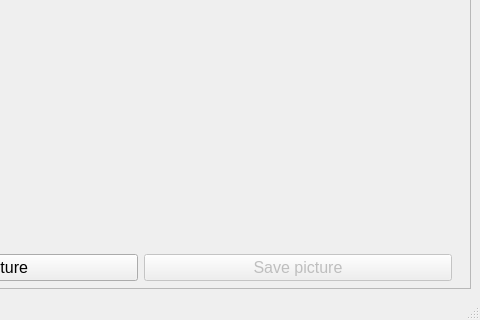
The window that ui/main_window.ui (JersyJ/deepface-example) describes before a commit, drawn with Qt 5; both pictures show x 400 to 880 and y 253 to 573 of the 880 by 573 pixel window.
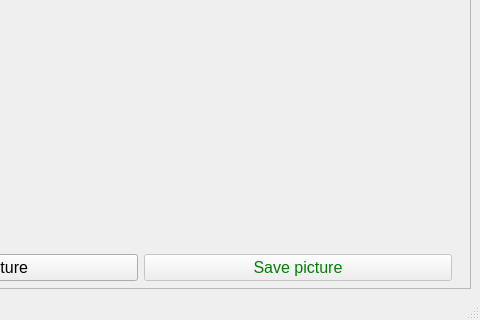
The same window after the commit. Icons and pictures are not drawn.

```diff
--- a/ui/main_window.ui
+++ b/ui/main_window.ui
@@ -244,6 +244,9 @@
               <pointsize>12</pointsize>
              </font>
             </property>
+            <property name="styleSheet">
+             <string notr="true">QPushButton {color: green;}</string>
+            </property>
             <property name="text">
              <string>Save picture</string>
             </property>
```
Left out of the diff: 9 changed lines with no effect on the pictures.
